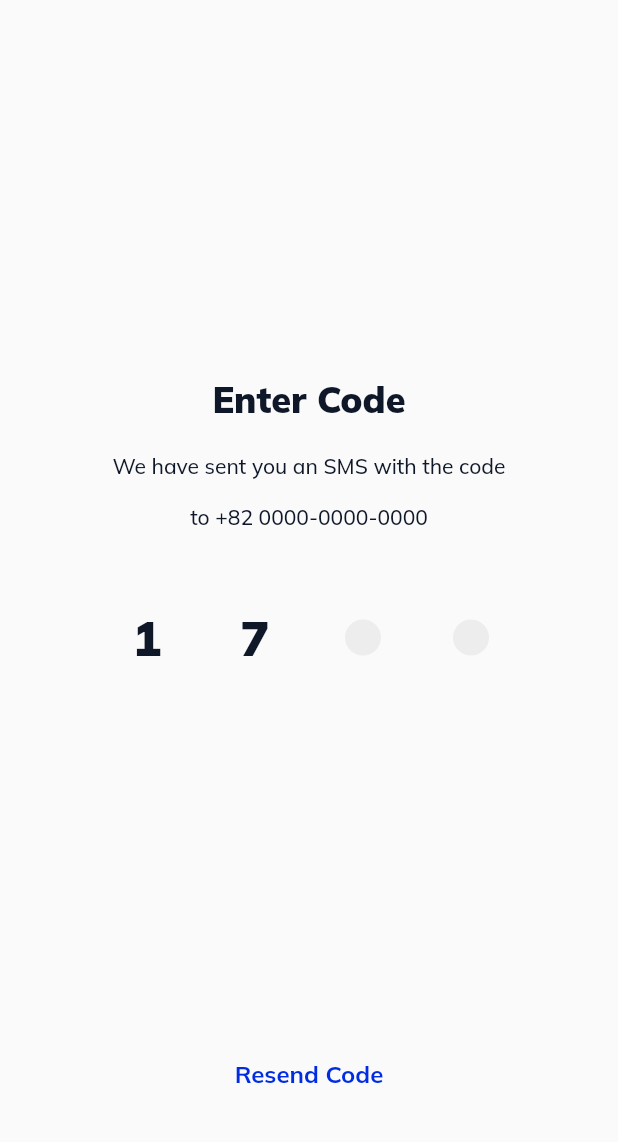
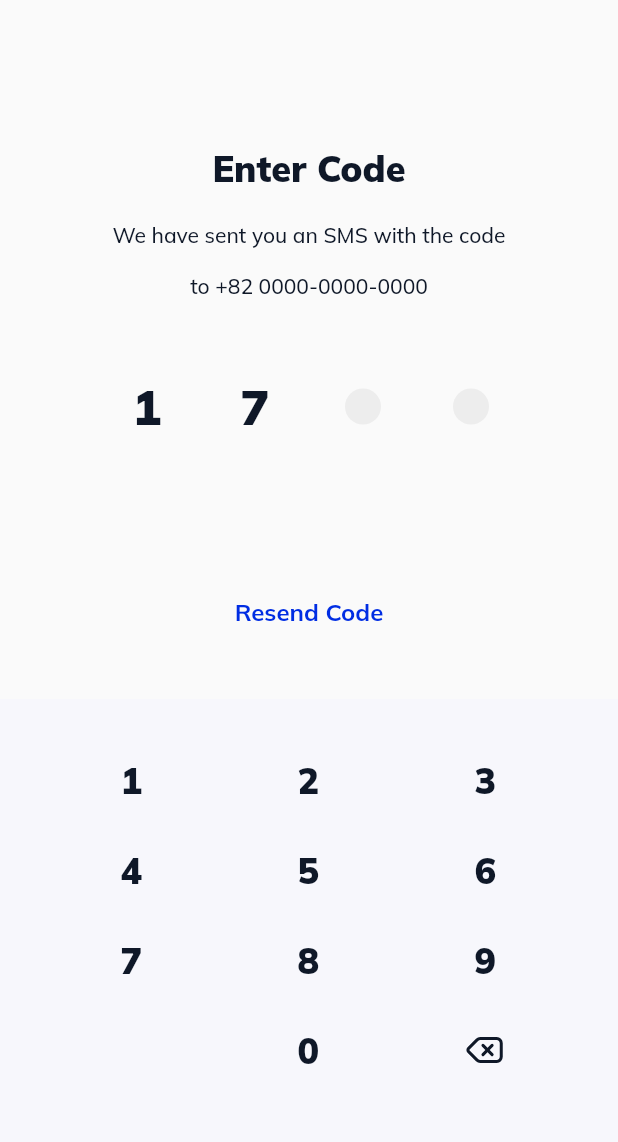
Before and after one commit to swimmingkiim/messenger, a Flutter app: the VerificationPinNumberPageView screen opened directly, on a phone screen of 412 x 824 dp, the part 75-1217 px from its top. Run offline on Flutter 3.47's test engine with Material 2 defaults, Android fonts, the phone set to English and light mode, and no system bars; our stand-ins replace flutter_svg, freezed_annotation, go_router; missing offline and left inert: flag.

Commit message:
Add number keypad UI

```diff
--- a/packages/messenger/lib/src/presentations/verification_pin_number_page/verification_pin_number_page_view.dart
+++ b/packages/messenger/lib/src/presentations/verification_pin_number_page/verification_pin_number_page_view.dart
@@ -70,6 +70,7 @@ class VerificationPinNumberPageView extends StatelessWidget {
             const SizedBox(
               height: 32.0,
             ),
+            buildNumberKeyboard(),
           ],
         ),
       );
@@ -140,6 +141,148 @@ class VerificationPinNumberPageView extends StatelessWidget {
     );
   }
 
+  Widget buildNumberKeyboard() {
+    return Container(
+      height: 308.0,
+      color: DefaultTheme.neutralOffWhite,
+      padding: const EdgeInsets.only(
+        top: 16.0,
+        bottom: 24.0,
+        left: 14.0,
+        right: 15.0,
+      ),
+      alignment: Alignment.center,
+      child: Column(
+        mainAxisSize: MainAxisSize.max,
+        mainAxisAlignment: MainAxisAlignment.center,
+        crossAxisAlignment: CrossAxisAlignment.center,
+        children: [
+          Row(
+            mainAxisSize: MainAxisSize.max,
+            mainAxisAlignment: MainAxisAlignment.center,
+            crossAxisAlignment: CrossAxisAlignment.center,
+            children: [
+              buildNumberKey(1),
+              const SizedBox(
+                width: 8.0,
+              ),
+              buildNumberKey(2),
+              const SizedBox(
+                width: 8.0,
+              ),
+              buildNumberKey(3),
+            ],
+          ),
+          const SizedBox(
+            height: 12.0,
+          ),
+          Row(
+            mainAxisSize: MainAxisSize.max,
+            mainAxisAlignment: MainAxisAlignment.center,
+            crossAxisAlignment: CrossAxisAlignment.center,
+            children: [
+              buildNumberKey(4),
+              const SizedBox(
+                width: 8.0,
+              ),
+              buildNumberKey(5),
+              const SizedBox(
+                width: 8.0,
+              ),
+              buildNumberKey(6),
+            ],
+          ),
+          const SizedBox(
+            height: 12.0,
+          ),
+          Row(
+            mainAxisSize: MainAxisSize.max,
+            mainAxisAlignment: MainAxisAlignment.center,
+            crossAxisAlignment: CrossAxisAlignment.center,
+            children: [
+              buildNumberKey(7),
+              const SizedBox(
+                width: 8.0,
+              ),
+              buildNumberKey(8),
+              const SizedBox(
+                width: 8.0,
+              ),
+              buildNumberKey(9),
+            ],
+          ),
+          const SizedBox(
+            height: 12.0,
+          ),
+          Row(
+            mainAxisSize: MainAxisSize.max,
+            mainAxisAlignment: MainAxisAlignment.center,
+            crossAxisAlignment: CrossAxisAlignment.center,
+            children: [
+              buildEmptyKey(),
+              const SizedBox(
+                width: 8.0,
+              ),
+              buildNumberKey(0),
+              const SizedBox(
+                width: 8.0,
+              ),
+              buildDeleteKey(),
+            ],
+          ),
+          const SizedBox(
+            height: 12.0,
+          ),
+        ],
+      ),
+    );
+  }
+
+  Widget buildNumberKey(int number) {
+    return InkWell(
+      // TODO: Implement logic when number keypad is tapped
+      onTap: () {},
+      child: SizedBox(
+        width: 110.0,
+        height: 48.0,
+        child: Center(
+          child: Text(
+            '$number',
+            style: DefaultTheme.textTheme.headlineMedium!.copyWith(
+              color: DefaultTheme.neutralActive,
+            ),
+            textAlign: TextAlign.center,
+          ),
+        ),
+      ),
+    );
+  }
+
+  Widget buildEmptyKey() {
+    return const SizedBox(
+      width: 110.0,
+      height: 48.0,
+    );
+  }
+
+  Widget buildDeleteKey() {
+    return InkWell(
+      // TODO: Implement logic when delete keypad is tapped
+      onTap: () {},
+      child: SizedBox(
+        width: 110.0,
+        height: 48.0,
+        child: Center(
+          child: SvgPicture.asset(
+            'assets/icons/backspace.svg',
+            width: 32.0,
+            height: 32.0,
+          ),
+        ),
+      ),
+    );
+  }
+
   Widget buildUnknownPinNumber() {
     return SizedBox(
       width: 32.0,
```
